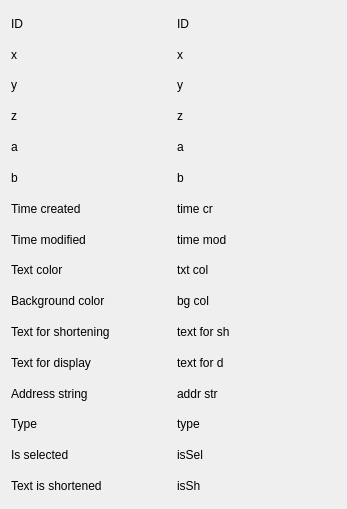
First picture: the form in notedetailswindow.ui, repository v-ko/pamet, before the edit.
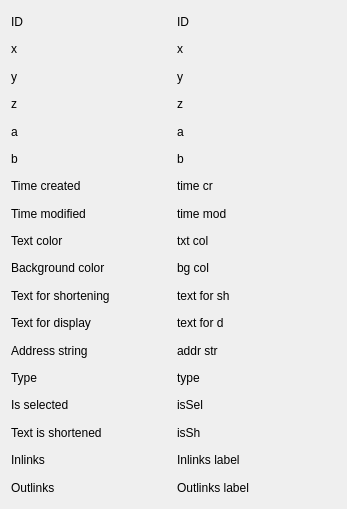
Second picture: the form after the edit.

What changed in the file:
```diff
--- a/notedetailswindow.ui
+++ b/notedetailswindow.ui
@@ -130,6 +130,20 @@
          </property>
         </widget>
        </item>
+       <item>
+        <widget class="QLabel" name="label_7">
+         <property name="text">
+          <string>Inlinks</string>
+         </property>
+        </widget>
+       </item>
+       <item>
+        <widget class="QLabel" name="label_14">
+         <property name="text">
+          <string>Outlinks</string>
+         </property>
+        </widget>
+       </item>
       </layout>
      </item>
      <item>
@@ -246,6 +260,20 @@
          </property>
         </widget>
        </item>
+       <item>
+        <widget class="QLabel" name="inlinksLabel">
+         <property name="text">
+          <string>Inlinks label</string>
+         </property>
+        </widget>
+       </item>
+       <item>
+        <widget class="QLabel" name="outlinksLabel">
+         <property name="text">
+          <string>Outlinks label</string>
+         </property>
+        </widget>
+       </item>
       </layout>
      </item>
     </layout>
```
